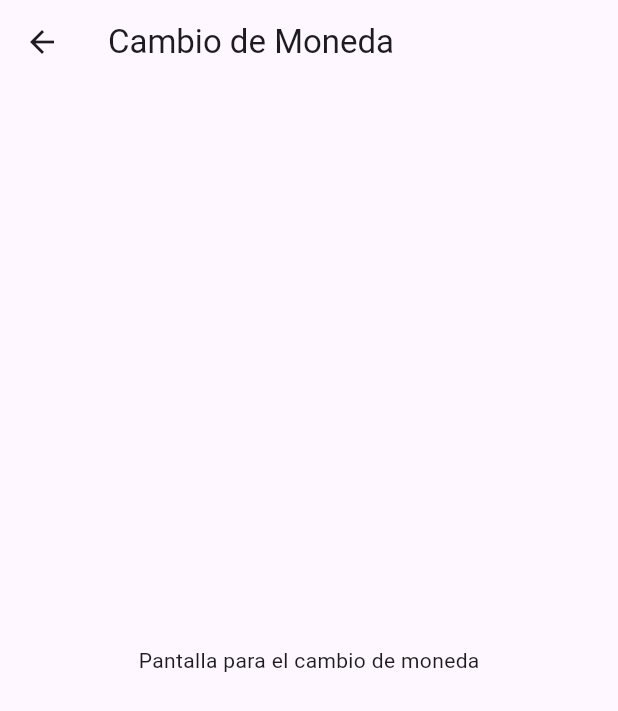
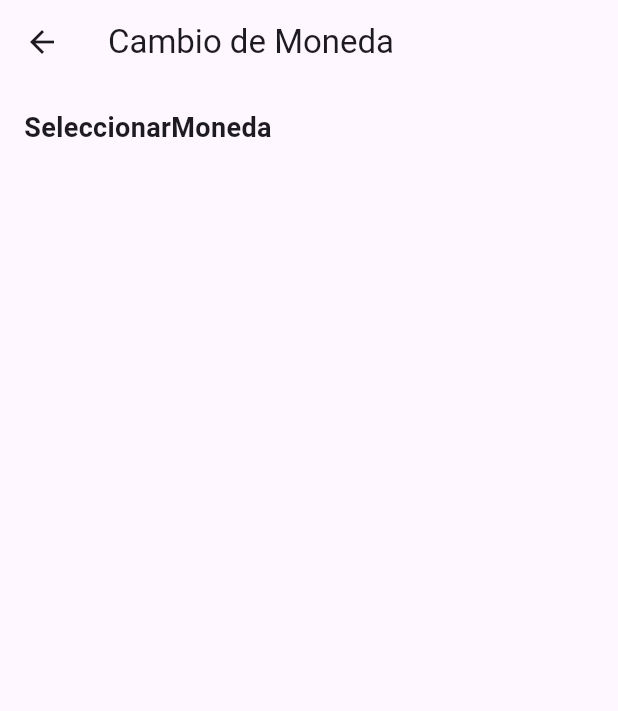
Before and after one commit to Progra-Movil-917/Laboratorio2_Equipo2, a Flutter app: the MonedaScreen screen opened by its route, on a phone screen of 412 x 824 dp. Shown: the top 711 px of the screen. Run offline on Flutter 3.47's test engine with Material 3 defaults, Android fonts, the phone set to English and light mode, and no system bars.

Commit message:
Inicio de cambio de moneda

```diff
--- a/lib/screens/moneda.dart
+++ b/lib/screens/moneda.dart
@@ -8,14 +8,27 @@ class MonedaScreen extends StatefulWidget {
 }
 
 class _MonedaScreenState extends State<MonedaScreen> {
+  String _selmoneda = 'dolar';
   @override
   Widget build(BuildContext context) {
     return Scaffold(
       appBar: AppBar(
         title: const Text('Cambio de Moneda'),
       ),
-      body: const Center(
-        child: Text('Pantalla para el cambio de moneda'),
+      body: Padding (
+        padding: const EdgeInsets.all(16.0),
+       child: Column (
+        crossAxisAlignment: CrossAxisAlignment.start,
+        children: [
+          Text (
+        'SeleccionarMoneda',
+        style: TextStyle (
+          fontSize: 18.0,
+          fontWeight: FontWeight.bold,
+        ),
+          ),
+        ],
+       ),
       ),
     );
   }
```
